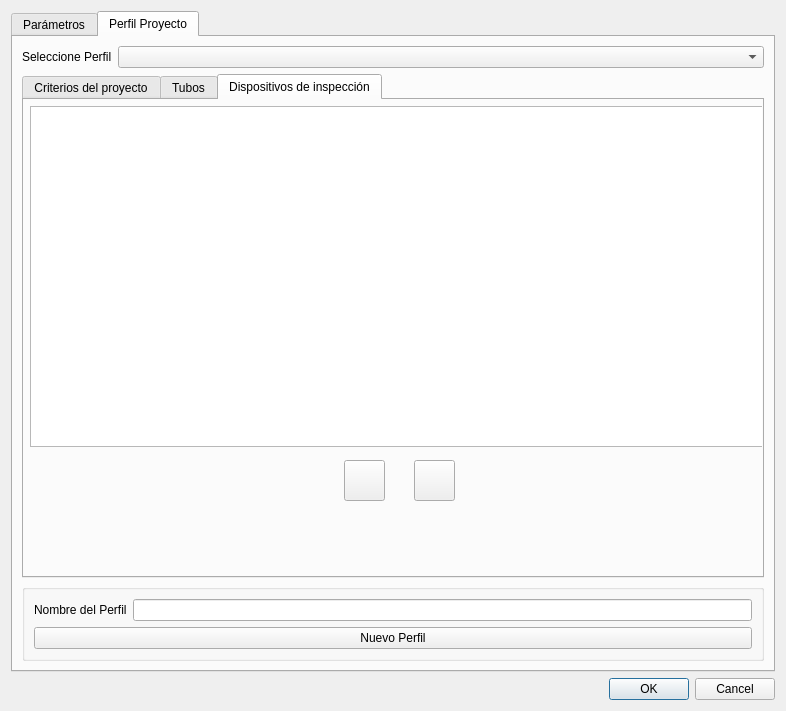
First picture: the form in app/resources/parameter_dialog.ui, repository EL-BID/red_basica, before the edit.
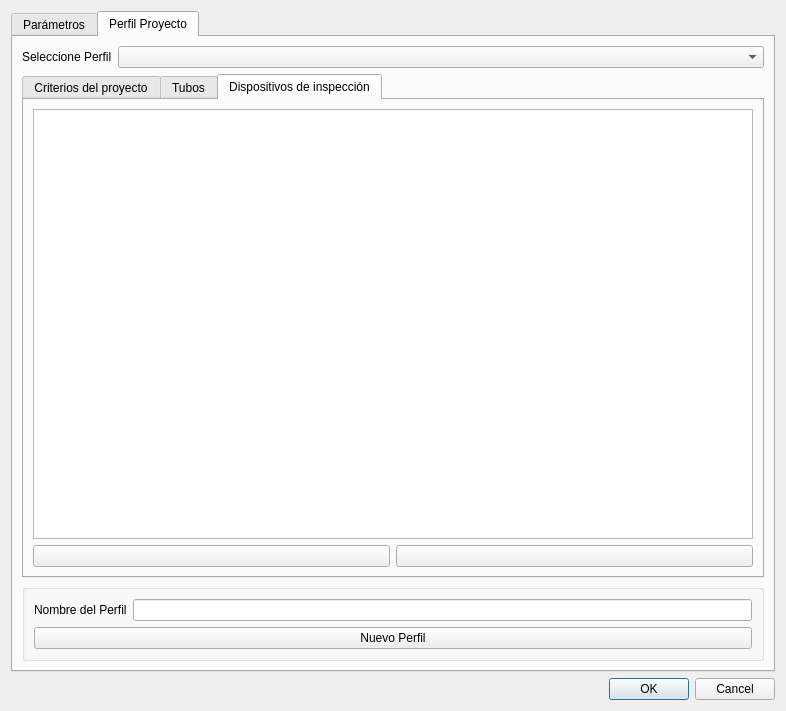
Second picture: the form after the edit. The open tabs and pages were chosen to show the change. Icons and pictures are not drawn.

Commit message: Solving issue #66

Patch:
```diff
--- a/app/resources/parameter_dialog.ui
+++ b/app/resources/parameter_dialog.ui
@@ -814,25 +814,12 @@
           <attribute name="title">
            <string>Dispositivos de inspección</string>
           </attribute>
-          <widget class="QTableView" name="devicesTable">
-           <property name="geometry">
-            <rect>
-             <x>6</x>
-             <y>6</y>
-             <width>781</width>
-             <height>341</height>
-            </rect>
-           </property>
-          </widget>
+          <layout class="QGridLayout" name="gridLayout_8">
+           <item row="0" column="0" colspan="2">
+            <widget class="QTableView" name="devicesTable"/>
+           </item>
+           <item row="1" column="0">
           <widget class="QPushButton" name="addDeviceButton">
-           <property name="geometry">
-            <rect>
-             <x>320</x>
-             <y>360</y>
-             <width>41</width>
-             <height>41</height>
-            </rect>
-           </property>
            <property name="text">
             <string/>
            </property>
@@ -841,15 +828,9 @@
              <normaloff>.</normaloff>.</iconset>
            </property>
           </widget>
+           </item>
+           <item row="1" column="1">
           <widget class="QPushButton" name="deleteDeviceButton">
-           <property name="geometry">
-            <rect>
-             <x>390</x>
-             <y>360</y>
-             <width>41</width>
-             <height>41</height>
-            </rect>
-           </property>
            <property name="text">
             <string/>
            </property>
@@ -858,6 +839,8 @@
              <normaloff>.</normaloff>.</iconset>
            </property>
           </widget>
+           </item>
+          </layout>
          </widget>
         </widget>
        </item>
```
Left out of the diff: 38 changed lines with no effect on the pictures. Lines whose indentation alone changed are shown as unchanged.
